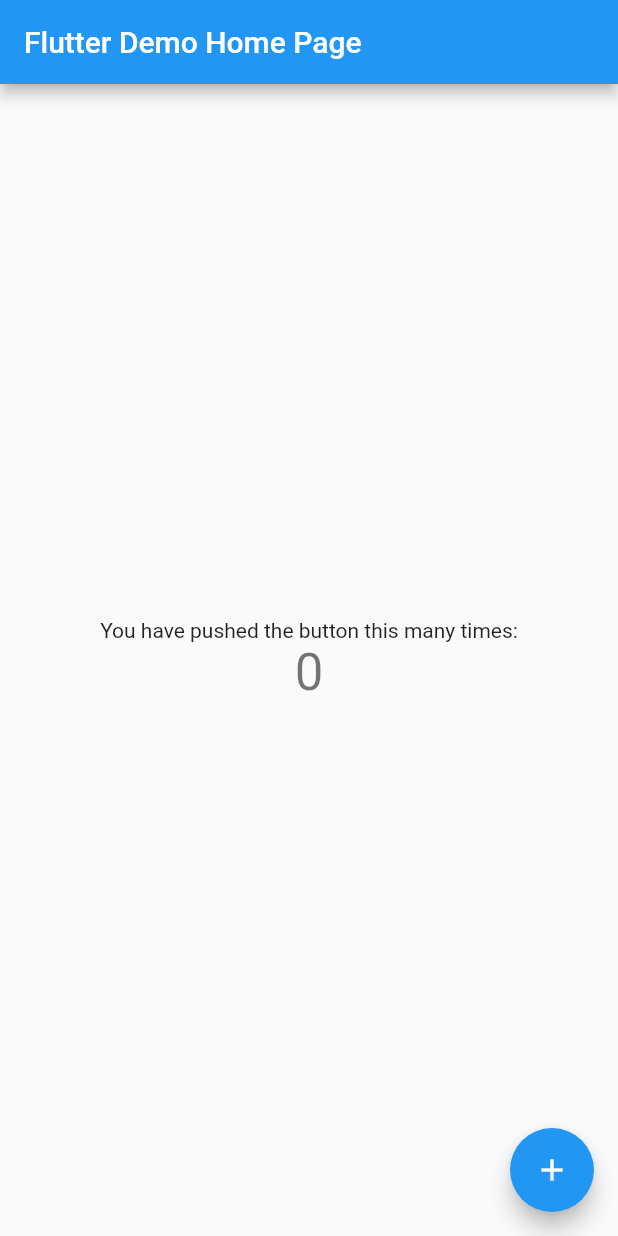
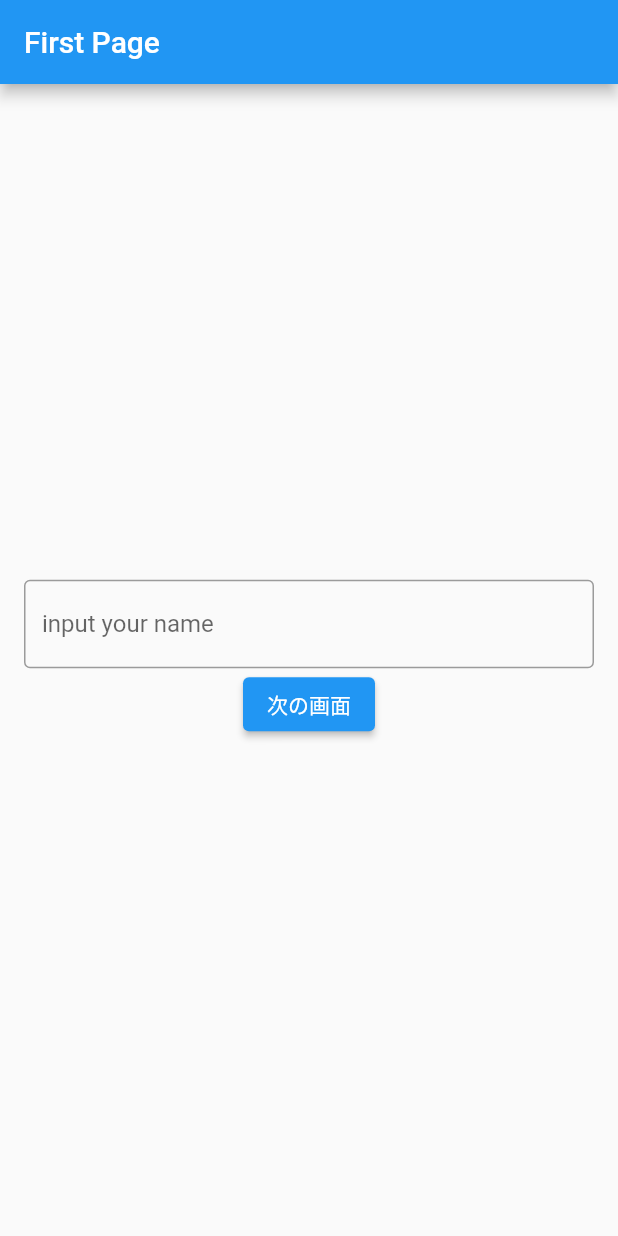
Before and after one commit to y129may9th/testing_app, a Flutter app: the screen it shows after launch, on a phone screen of 412 x 824 dp. Run offline on Flutter 3.47's test engine with Material 2 defaults, Android fonts, the phone set to English and light mode, and no system bars.

Commit message:
feat: Navigate to a new screen and back

```diff
--- /dev/null
+++ b/lib/first_page.dart
@@ -0,0 +1,49 @@
+import 'package:flutter/material.dart';
+import 'package:testing_app/second_page.dart';
+
+class FirstPage extends StatelessWidget {
+  String nameText = '';
+
+  @override
+  Widget build(BuildContext context) {
+    return Scaffold(
+      appBar: AppBar(
+        title: const Text('First Page'),
+      ),
+      body: Center(
+        child: Padding(
+          padding: const EdgeInsets.all(16),
+          child: Column(
+            mainAxisAlignment: MainAxisAlignment.center,
+            children: [
+              // Image.network(
+              //     'https://flutter.github.io/assets-for-api-docs/assets/widgets/owl-2.jpg'),
+              TextField(
+                onChanged: (text) {
+                  print(text); // debug
+                  nameText = text;
+                },
+                // obscureText: true, // パスワードみたいに隠すかどうか
+                decoration: const InputDecoration(
+                  border: OutlineInputBorder(),
+                  labelText: 'input your name',
+                ),
+              ),
+              ElevatedButton(
+                onPressed: () {
+                  Navigator.push(
+                    context,
+                    MaterialPageRoute(
+                      builder: (context) => SecondPage(nameText),
+                    ),
+                  );
+                },
+                child: const Text('次の画面'),
+              ),
+            ],
+          ),
+        ),
+      ),
+    );
+  }
+}
--- a/lib/main.dart
+++ b/lib/main.dart
@@ -1,4 +1,5 @@
 import 'package:flutter/material.dart';
+import 'first_page.dart';
 
 void main() {
   runApp(const MyApp());
@@ -7,109 +8,14 @@ void main() {
 class MyApp extends StatelessWidget {
   const MyApp({super.key});
 
-  // This widget is the root of your application.
   @override
   Widget build(BuildContext context) {
     return MaterialApp(
       title: 'Flutter Demo',
       theme: ThemeData(
-        // This is the theme of your application.
-        //
-        // Try running your application with "flutter run". You'll see the
-        // application has a blue toolbar. Then, without quitting the app, try
-        // changing the primarySwatch below to Colors.green and then invoke
-        // "hot reload" (press "r" in the console where you ran "flutter run",
-        // or simply save your changes to "hot reload" in a Flutter IDE).
-        // Notice that the counter didn't reset back to zero; the application
-        // is not restarted.
         primarySwatch: Colors.blue,
       ),
-      home: const MyHomePage(title: 'Flutter Demo Home Page'),
+      home: FirstPage(),
     );
   }
 }
-
-class MyHomePage extends StatefulWidget {
-  const MyHomePage({super.key, required this.title});
-
-  // This widget is the home page of your application. It is stateful, meaning
-  // that it has a State object (defined below) that contains fields that affect
-  // how it looks.
-
-  // This class is the configuration for the state. It holds the values (in this
-  // case the title) provided by the parent (in this case the App widget) and
-  // used by the build method of the State. Fields in a Widget subclass are
-  // always marked "final".
-
-  final String title;
-
-  @override
-  State<MyHomePage> createState() => _MyHomePageState();
-}
-
-class _MyHomePageState extends State<MyHomePage> {
-  int _counter = 0;
-
-  void _incrementCounter() {
-    setState(() {
-      // This call to setState tells the Flutter framework that something has
-      // changed in this State, which causes it to rerun the build method below
-      // so that the display can reflect the updated values. If we changed
-      // _counter without calling setState(), then the build method would not be
-      // called again, and so nothing would appear to happen.
-      _counter++;
-    });
-  }
-
-  @override
-  Widget build(BuildContext context) {
-    // This method is rerun every time setState is called, for instance as done
-    // by the _incrementCounter method above.
-    //
-    // The Flutter framework has been optimized to make rerunning build methods
-    // fast, so that you can just rebuild anything that needs updating rather
-    // than having to individually change instances of widgets.
-    return Scaffold(
-      appBar: AppBar(
-        // Here we take the value from the MyHomePage object that was created by
-        // the App.build method, and use it to set our appbar title.
-        title: Text(widget.title),
-      ),
-      body: Center(
-        // Center is a layout widget. It takes a single child and positions it
-        // in the middle of the parent.
-        child: Column(
-          // Column is also a layout widget. It takes a list of children and
-          // arranges them vertically. By default, it sizes itself to fit its
-          // children horizontally, and tries to be as tall as its parent.
-          //
-          // Invoke "debug painting" (press "p" in the console, choose the
-          // "Toggle Debug Paint" action from the Flutter Inspector in Android
-          // Studio, or the "Toggle Debug Paint" command in Visual Studio Code)
-          // to see the wireframe for each widget.
-          //
-          // Column has various properties to control how it sizes itself and
-          // how it positions its children. Here we use mainAxisAlignment to
-          // center the children vertically; the main axis here is the vertical
-          // axis because Columns are vertical (the cross axis would be
-          // horizontal).
-          mainAxisAlignment: MainAxisAlignment.center,
-          children: <Widget>[
-            const Text(
-              'You have pushed the button this many times:',
-            ),
-            Text(
-              '$_counter',
-              style: Theme.of(context).textTheme.headline4,
-            ),
-          ],
-        ),
-      ),
-      floatingActionButton: FloatingActionButton(
-        onPressed: _incrementCounter,
-        tooltip: 'Increment',
-        child: const Icon(Icons.add),
-      ), // This trailing comma makes auto-formatting nicer for build methods.
-    );
-  }
-}
```
Also changed, not shown: lib/second_page.dart (added, +47 -0 lines), lib/third_page.dart (added, +33 -0 lines), pubspec.yaml (+4 -7 lines), lib/assets/images/yuii.PNG (added), 1 other file.
